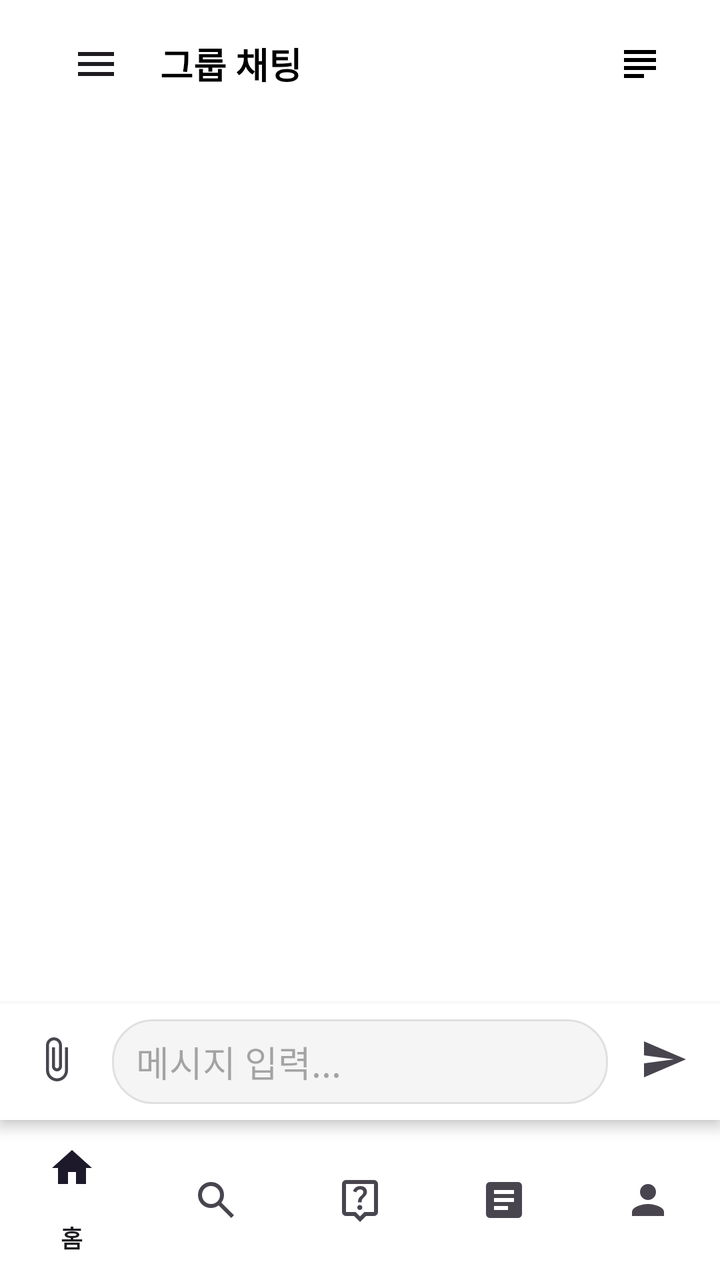
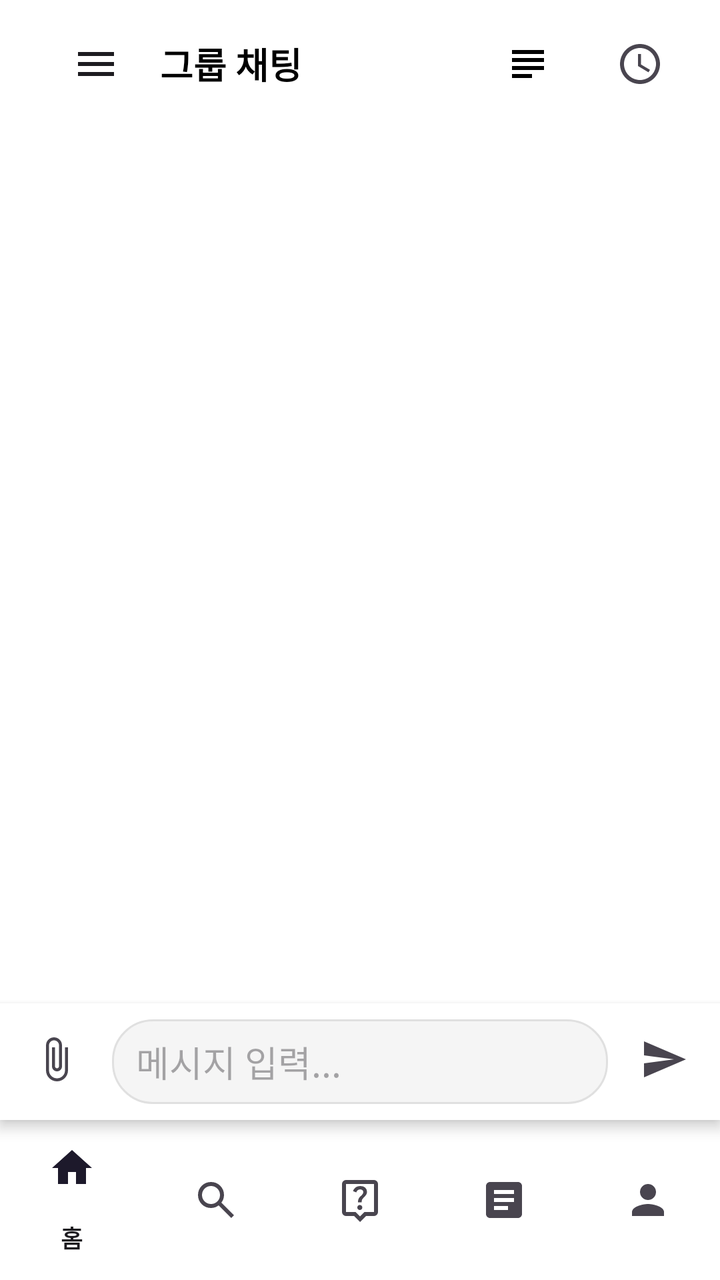

Compare the two renders of this Android layout. The source of the first and the diff that turns it into the second are given below.
<!-- AndroidManifest.xml: activity theme Theme.Smiti.NoActionBar -->
<!-- res/layout/activity_chat.xml -->
<?xml version="1.0" encoding="utf-8"?>
<androidx.drawerlayout.widget.DrawerLayout xmlns:android="http://schemas.android.com/apk/res/android"
    xmlns:app="http://schemas.android.com/apk/res-auto"
    xmlns:tools="http://schemas.android.com/tools"
    android:id="@+id/drawer_layout"
    android:layout_width="match_parent"
    android:layout_height="match_parent"
    tools:context=".ChatActivity">

    
    <androidx.constraintlayout.widget.ConstraintLayout
        android:layout_width="match_parent"
        android:layout_height="match_parent"
        android:background="@color/white">

        
        <androidx.appcompat.widget.Toolbar
            android:id="@+id/toolbar"
            android:layout_width="match_parent"
            android:layout_height="?attr/actionBarSize"
            android:background="@color/white"
            android:elevation="4dp"
            app:layout_constraintTop_toTopOf="parent">

            <RelativeLayout
                android:layout_width="match_parent"
                android:layout_height="match_parent">

                
                <ImageButton
                    android:id="@+id/menu_button"
                    android:layout_width="48dp"
                    android:layout_height="48dp"
                    android:layout_alignParentStart="true"
                    android:layout_centerVertical="true"
                    android:layout_marginStart="8dp"
                    android:background="?attr/selectableItemBackgroundBorderless"
                    android:contentDescription="메뉴"
                    android:src="@drawable/ic_menu" />

                <TextView
                    android:id="@+id/toolbar_title"
                    android:layout_width="wrap_content"
                    android:layout_height="wrap_content"
                    android:layout_centerVertical="true"
                    android:layout_toEndOf="@id/menu_button"
                    android:layout_marginStart="8dp"
                    android:text="그룹 채팅"
                    android:textColor="#000000"
                    android:textSize="18sp"
                    android:textStyle="bold" />

                
                <ImageButton
                    android:id="@+id/summary_button"
                    android:layout_width="48dp"
                    android:layout_height="48dp"
                    android:layout_alignParentEnd="true"
                    android:layout_centerVertical="true"
                    android:layout_marginEnd="16dp"
                    android:background="?attr/selectableItemBackgroundBorderless"
                    android:contentDescription="채팅 요약"
                    android:src="@drawable/ic_summary" />
            </RelativeLayout>
        </androidx.appcompat.widget.Toolbar>

        
        <androidx.recyclerview.widget.RecyclerView
            android:id="@+id/recyclerView"
            android:layout_width="match_parent"
            android:layout_height="0dp"
            android:padding="8dp"
            android:clipToPadding="false"
            app:layout_constraintTop_toBottomOf="@id/toolbar"
            app:layout_constraintBottom_toTopOf="@id/input_layout" />

        
        <LinearLayout
            android:id="@+id/input_layout"
            android:layout_width="match_parent"
            android:layout_height="wrap_content"
            android:orientation="horizontal"
            android:padding="8dp"
            android:background="@color/white"
            android:elevation="4dp"
            app:layout_constraintBottom_toTopOf="@id/bottom_navigation">

            
            <ImageButton
                android:id="@+id/attach_button"
                android:layout_width="40dp"
                android:layout_height="40dp"
                android:background="?attr/selectableItemBackgroundBorderless"
                android:src="@drawable/ic_attach"
                android:contentDescription="파일 첨부" />

            
            <EditText
                android:id="@+id/edit_message"
                android:layout_width="0dp"
                android:layout_height="wrap_content"
                android:layout_weight="1"
                android:layout_marginHorizontal="8dp"
                android:paddingHorizontal="12dp"
                android:paddingVertical="8dp"
                android:background="@drawable/edit_text_background"
                android:hint="메시지 입력..."
                android:inputType="textMultiLine"
                android:maxLines="4" />

            
            <ImageButton
                android:id="@+id/send_button"
                android:layout_width="40dp"
                android:layout_height="40dp"
                android:background="?attr/selectableItemBackgroundBorderless"
                android:src="@drawable/ic_send"
                android:contentDescription="메시지 전송" />
        </LinearLayout>

        
        <com.google.android.material.bottomnavigation.BottomNavigationView
            android:id="@+id/bottom_navigation"
            android:layout_width="match_parent"
            android:layout_height="wrap_content"
            android:background="@color/white"
            app:layout_constraintBottom_toBottomOf="parent"
            app:menu="@menu/bottom_navigation_menu" />

    </androidx.constraintlayout.widget.ConstraintLayout>

    
    <com.google.android.material.navigation.NavigationView
        android:id="@+id/nav_view"
        android:layout_width="280dp"
        android:layout_height="match_parent"
        android:layout_gravity="start"
        android:background="@color/white"
        android:fitsSystemWindows="true">

        
        <LinearLayout
            android:layout_width="match_parent"
            android:layout_height="wrap_content"
            android:orientation="vertical"
            android:padding="16dp">

            <TextView
                android:layout_width="match_parent"
                android:layout_height="wrap_content"
                android:text="그룹 멤버"
                android:textSize="20sp"
                android:textStyle="bold"
                android:textColor="#000000"
                android:paddingBottom="16dp" />

            
            <androidx.recyclerview.widget.RecyclerView
                android:id="@+id/members_recycler_view"
                android:layout_width="match_parent"
                android:layout_height="wrap_content"
                android:nestedScrollingEnabled="false" />

        </LinearLayout>

    </com.google.android.material.navigation.NavigationView>

</androidx.drawerlayout.widget.DrawerLayout>
<!-- resources referenced by this layout -->
<resources>
  <color name="white">#FFFFFFFF</color>
  <!-- drawable edit_text_background (drawable) -->
  <?xml version="1.0" encoding="utf-8"?>
  <shape xmlns:android="http://schemas.android.com/apk/res/android">
      <solid android:color="#F5F5F5" />
      <corners android:radius="20dp" />
      <stroke android:color="#E0E0E0" android:width="1dp" />
  </shape>
  <!-- drawable ic_attach (drawable) -->
  <vector xmlns:android="http://schemas.android.com/apk/res/android"
      android:width="24dp"
      android:height="24dp"
      android:viewportWidth="24"
      android:viewportHeight="24"
      android:tint="?attr/colorControlNormal">
    <path
        android:fillColor="@android:color/white"
        android:pathData="M16.5,6v11.5c0,2.21 -1.79,4 -4,4s-4,-1.79 -4,-4V5c0,-1.38 1.12,-2.5 2.5,-2.5s2.5,1.12 2.5,2.5v10.5c0,0.55 -0.45,1 -1,1s-1,-0.45 -1,-1V6H10v9.5c0,1.38 1.12,2.5 2.5,2.5s2.5,-1.12 2.5,-2.5V5c0,-2.21 -1.79,-4 -4,-4S7,2.79 7,5v12.5c0,3.04 2.46,5.5 5.5,5.5s5.5,-2.46 5.5,-5.5V6h-1.5z"/>
  </vector>
  <!-- drawable ic_menu (drawable) -->
  <vector xmlns:android="http://schemas.android.com/apk/res/android"
      android:width="24dp"
      android:height="24dp"
      android:viewportWidth="24"
      android:viewportHeight="24"
      android:tint="?attr/colorOnSurface">
    <path
        android:fillColor="@android:color/white"
        android:pathData="M3,18h18v-2L3,16v2zM3,13h18v-2L3,11v2zM3,6v2h18L21,6L3,6z"/>
  </vector>
  <!-- drawable ic_send (drawable) -->
  <vector xmlns:android="http://schemas.android.com/apk/res/android"
      android:width="24dp"
      android:height="24dp"
      android:viewportWidth="24"
      android:viewportHeight="24"
      android:tint="?attr/colorControlNormal">
    <path
        android:fillColor="@android:color/white"
        android:pathData="M2.01,21L23,12 2.01,3 2,10l15,2 -15,2z"/>
  </vector>
  <!-- drawable ic_summary (drawable) -->
  <vector xmlns:android="http://schemas.android.com/apk/res/android"
      android:width="24dp"
      android:height="24dp"
      android:viewportWidth="24"
      android:viewportHeight="24"
      android:tint="#000000">
    <path
        android:fillColor="@android:color/white"
        android:pathData="M14,17L4,17v2h10v-2zM20,9L4,9v2h16L20,9zM4,15h16v-2L4,13v2zM4,5v2h16L20,5L4,5z"/>
  </vector>
  <style name="Theme.Smiti.NoActionBar" parent="Theme.Smiti">
          <item name="windowActionBar">false</item>
          <item name="windowNoTitle">true</item>
          <item name="android:windowFullscreen">true</item>
          <item name="android:windowContentOverlay">@null</item>
      </style>
  <style name="Theme.Smiti" parent="Base.Theme.Smiti" />
  <style name="Base.Theme.Smiti" parent="Theme.Material3.DayNight.NoActionBar">
          
          
      </style>
</resources>

<!-- the commit's change to res/layout/activity_chat.xml (unified diff, before → after) -->
@@ -52,12 +52,24 @@
 
                 
                 <ImageButton
-                    android:id="@+id/summary_button"
+                    android:id="@+id/time_recommend_button"
                     android:layout_width="48dp"
                     android:layout_height="48dp"
                     android:layout_alignParentEnd="true"
                     android:layout_centerVertical="true"
                     android:layout_marginEnd="16dp"
+                    android:background="?attr/selectableItemBackgroundBorderless"
+                    android:contentDescription="시간 추천"
+                    android:src="@drawable/ic_calendar" />
+
+                
+                <ImageButton
+                    android:id="@+id/summary_button"
+                    android:layout_width="48dp"
+                    android:layout_height="48dp"
+                    android:layout_toStartOf="@id/time_recommend_button"
+                    android:layout_centerVertical="true"
+                    android:layout_marginEnd="8dp"
                     android:background="?attr/selectableItemBackgroundBorderless"
                     android:contentDescription="채팅 요약"
                     android:src="@drawable/ic_summary" />
<!-- resource entries referenced after the edit -->
@@ -18,6 +18,24 @@
     <path
         android:fillColor="@android:color/white"
         android:pathData="M16.5,6v11.5c0,2.21 -1.79,4 -4,4s-4,-1.79 -4,-4V5c0,-1.38 1.12,-2.5 2.5,-2.5s2.5,1.12 2.5,2.5v10.5c0,0.55 -0.45,1 -1,1s-1,-0.45 -1,-1V6H10v9.5c0,1.38 1.12,2.5 2.5,2.5s2.5,-1.12 2.5,-2.5V5c0,-2.21 -1.79,-4 -4,-4S7,2.79 7,5v12.5c0,3.04 2.46,5.5 5.5,5.5s5.5,-2.46 5.5,-5.5V6h-1.5z"/>
+  </vector>
+  <!-- drawable ic_calendar (drawable) -->
+  <vector xmlns:android="http://schemas.android.com/apk/res/android"
+      android:width="24dp"
+      android:height="24dp"
+      android:viewportWidth="24.0"
+      android:viewportHeight="24.0"
+      android:tint="?attr/colorControlNormal"> 
+  
+      
+      <path
+          android:fillColor="@android:color/white"
+          android:pathData="M11.99,2C6.47,2 2,6.48 2,12s4.47,10 9.99,10C17.52,22 22,17.52 22,12S17.52,2 11.99,2zM12,20c-4.42,0 -8,-3.58 -8,-8s3.58,-8 8,-8 8,3.58 8,8 -3.58,8 -8,8z"/>
+  
+      
+      <path
+          android:fillColor="@android:color/white"
+          android:pathData="M12.5,7H11v6l5.25,3.15 0.75,-1.23 -4.5,-2.67z"/>
   </vector>
   <!-- drawable ic_menu (drawable) -->
   <vector xmlns:android="http://schemas.android.com/apk/res/android"
